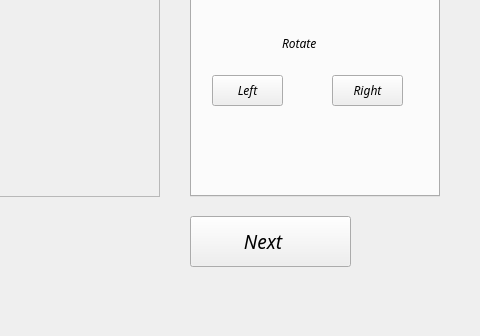
The window that Descan/mainwindow.ui (ratspeaker/descan) describes before a commit, drawn with Qt 5; both pictures show x 470 to 950 and y 364 to 700 of the 950 by 700 pixel window.
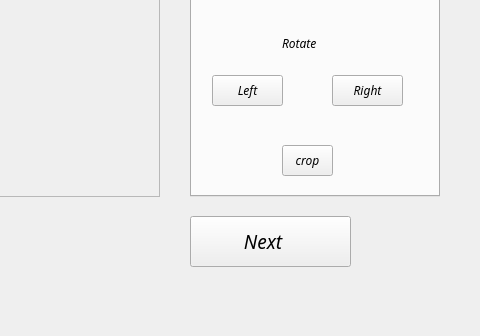
The same window after the commit. The open tabs and pages were chosen to show the change. Icons and pictures are not drawn.

Commit message:
feat: crop functionality
*First user clicks crop button.
*eventFilter slot tracks mouse movement when it is over label.
*When:
  -MousePressed triggered (upper left corner coordinates of rectangle are stored in startPoint)
  -MouseMove triggered (rectangle is drawn, and mouse cursor is set on CrossCursor)
  -MouseReleased triggered (down-right corner coordinates are stored in endPoint, previous image is saved because of undo and cropImage(startPoint, endPoint) actually cuts the image)

Patch:
```diff
--- a/Descan/mainwindow.ui
+++ b/Descan/mainwindow.ui
@@ -606,6 +606,25 @@
         <string>Right</string>
        </property>
       </widget>
+      <widget class="QToolButton" name="toolButton_5">
+       <property name="geometry">
+        <rect>
+         <x>90</x>
+         <y>370</y>
+         <width>51</width>
+         <height>31</height>
+        </rect>
+       </property>
+       <property name="text">
+        <string>crop</string>
+       </property>
+       <property name="popupMode">
+        <enum>QToolButton::DelayedPopup</enum>
+       </property>
+       <property name="toolButtonStyle">
+        <enum>Qt::ToolButtonIconOnly</enum>
+       </property>
+      </widget>
      </widget>
     </widget>
     <widget class="QPushButton" name="pbNextFinish">
```
Left out of the diff: 2 changed lines with no effect on the pictures. The commit also changes 4 other files.
